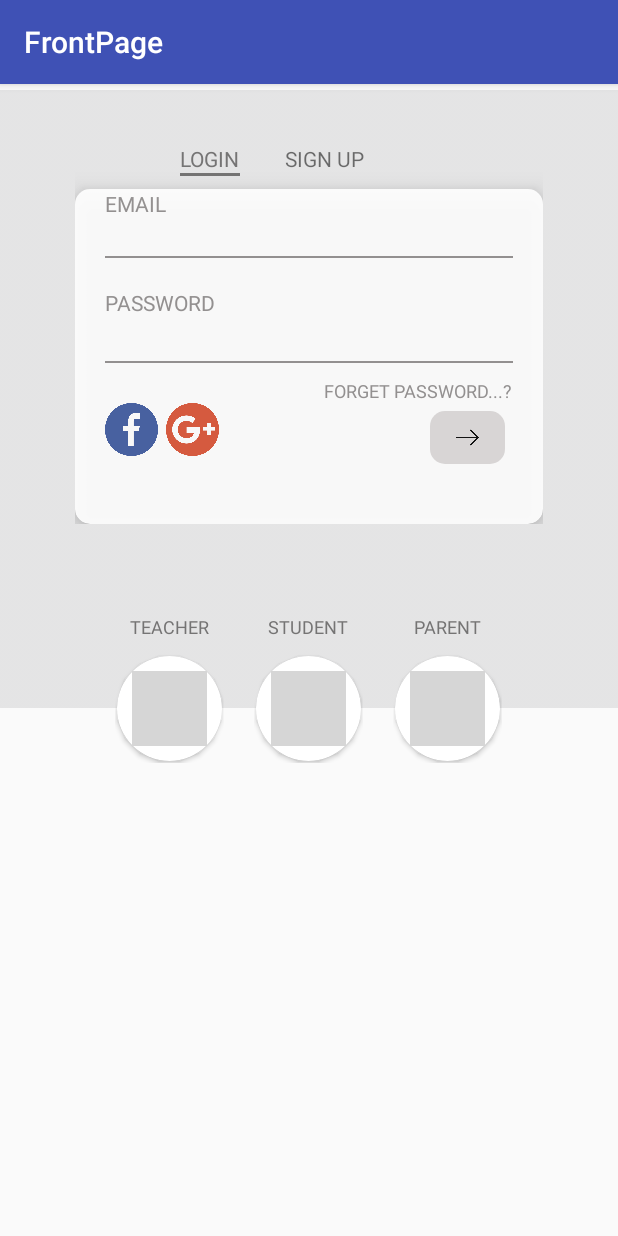
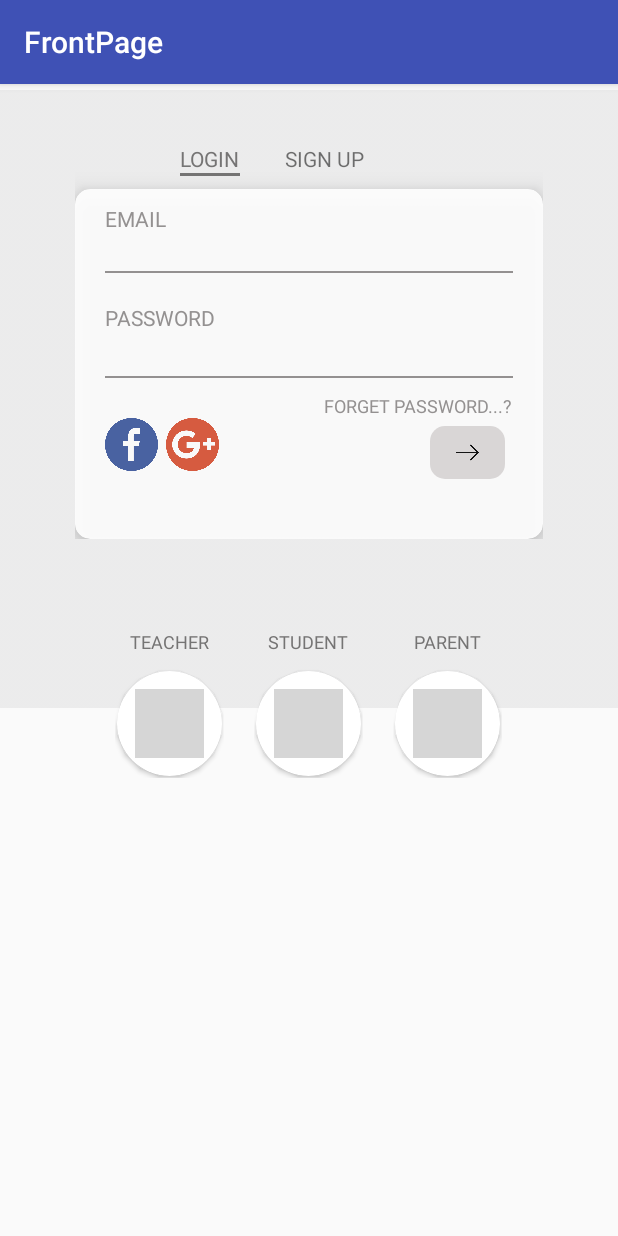
Before and after one commit to manitk12/FrontPage, an Android app: the screen it shows after launch (Login_Screen), on a phone screen of 412 x 824 dp. Run offline under Robolectric (Android 15) with nearby library versions, the phone set to English and light mode, and no system bars; grey boxes are pictures that could not be loaded.

```diff
--- a/app/src/main/res/layout/activity_login__screen.xml
+++ b/app/src/main/res/layout/activity_login__screen.xml
@@ -11,8 +11,7 @@
 
     <RelativeLayout
         android:layout_width="match_parent"
-        android:layout_height="0dp"
-        android:layout_weight="0.92"
+        android:layout_height="wrap_content"
         >
 
         <ImageView
@@ -20,7 +19,7 @@
             android:layout_height="420dp"
             android:src="@drawable/class_room"
             android:layout_alignParentTop="true"
-            android:alpha="0.6"
+            android:alpha="0.4"
             />
 
         <LinearLayout
@@ -96,6 +95,7 @@
                         android:layout_height="wrap_content"
                         android:layout_marginBottom="40dp"
                         android:background="@color/white"
+                        android:layout_marginTop="10dp"
 
 
                         >
@@ -300,19 +300,18 @@
                         />
 
                     <android.support.v7.widget.CardView
-                        android:id="@+id/cardStudent"
-                        android:layout_width="wrap_content"
-                        android:layout_height="wrap_content"
+                        android:id="@+id/cardTeacher"
+                        android:layout_width="70dp"
+                        android:layout_height="70dp"
                         app:cardCornerRadius="35dp"
                         android:layout_gravity="center"
                         android:layout_margin="1dp"
-
                         >
 
                         <ImageView
-                            android:layout_width="50dp"
-                            android:layout_height="50dp"
-                            android:layout_margin="10dp"
+                            android:layout_width="wrap_content"
+                            android:layout_height="wrap_content"
+                            android:layout_margin="12dp"
                             android:layout_gravity="center"
                             android:background="@drawable/teacher"
 
@@ -347,9 +346,9 @@
 
 
                     <android.support.v7.widget.CardView
-                        android:id="@+id/cardTeacher"
-                        android:layout_width="wrap_content"
-                        android:layout_height="wrap_content"
+                        android:id="@+id/cardStudent"
+                        android:layout_width="70dp"
+                        android:layout_height="70dp"
                         app:cardCornerRadius="35dp"
                         android:layout_gravity="center"
                         android:layout_margin="1dp"
@@ -357,9 +356,9 @@
                         >
 
                         <ImageView
-                            android:layout_width="50dp"
-                            android:layout_height="50dp"
-                            android:layout_margin="10dp"
+                            android:layout_width="wrap_content"
+                            android:layout_height="wrap_content"
+                            android:layout_margin="12dp"
                             android:layout_gravity="center_horizontal"
                             android:background="@drawable/student"
                             />
@@ -396,8 +395,8 @@
 
                     <android.support.v7.widget.CardView
                         android:id="@+id/cardParent"
-                        android:layout_width="wrap_content"
-                        android:layout_height="wrap_content"
+                        android:layout_width="70dp"
+                        android:layout_height="70dp"
                         app:cardCornerRadius="35dp"
 
                         android:layout_gravity="center"
@@ -407,9 +406,9 @@
 
 
                         <ImageView
-                            android:layout_width="50dp"
-                            android:layout_height="50dp"
-                            android:layout_margin="10dp"
+                            android:layout_width="wrap_content"
+                            android:layout_height="wrap_content"
+                            android:layout_margin="12dp"
                             android:background="@drawable/parents"
 
                             />
@@ -421,6 +420,8 @@
                 </LinearLayout>
 
             </LinearLayout>
+
+
 
 
 
```
Also changed, not shown: app/src/main/java/com/grademojo/frontpage/Login_Screen.java (+170 -0 lines).
